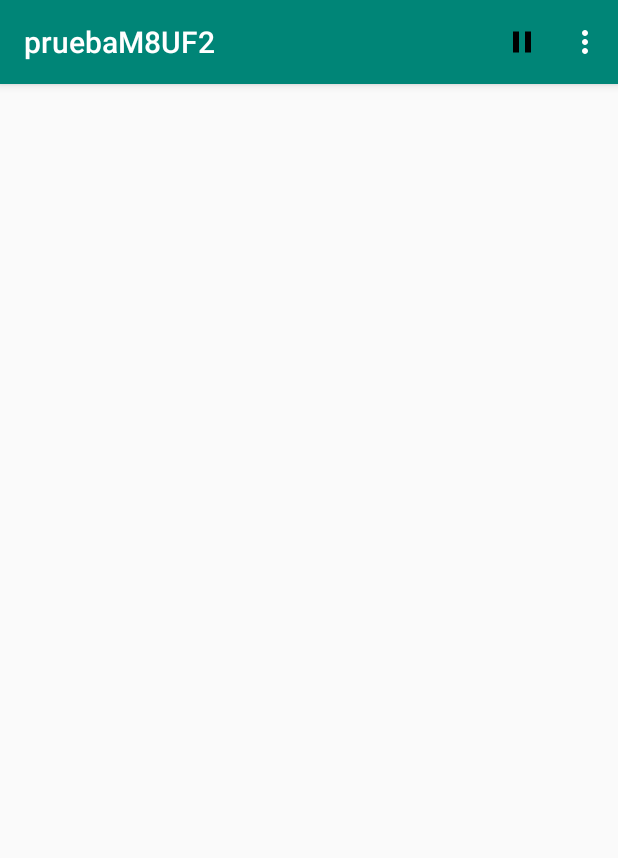
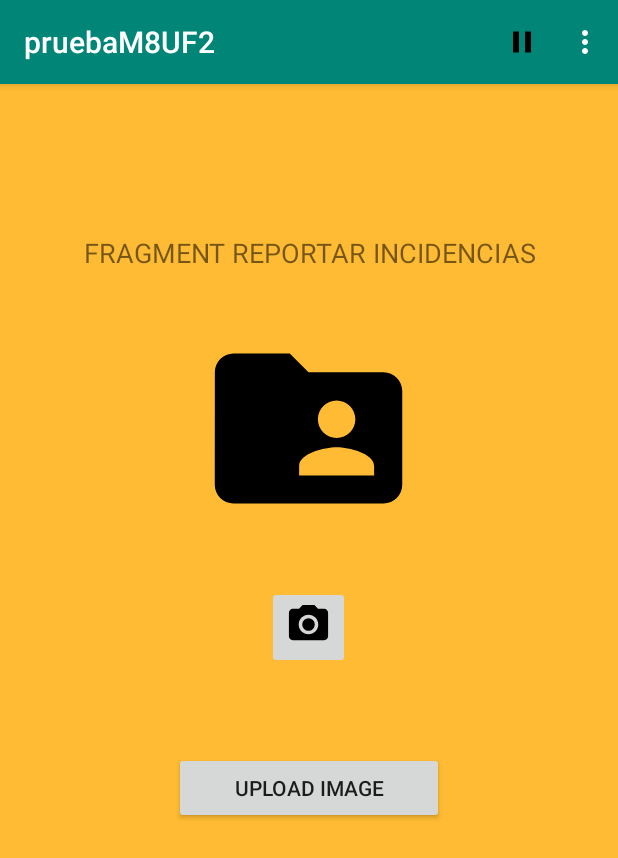
Before and after one commit to isaacmartinezimv/TestingFeatures, an Android app: the screen it shows after launch (MainActivity), on a phone screen of 412 x 824 dp. Shown: the top 858 px of the screen. Run offline under Robolectric (Android 15) with nearby library versions, the phone set to English and light mode, and no system bars.

Commit message:
Fargments diseñados y funcionando
Fragments funcionales

```diff
--- a/app/build.gradle
+++ b/app/build.gradle
@@ -22,6 +22,7 @@ dependencies {
     implementation fileTree(dir: 'libs', include: ['*.jar'])
     implementation 'com.android.support:appcompat-v7:28.0.0'
     implementation 'com.android.support.constraint:constraint-layout:1.1.3'
+    implementation 'com.android.support:support-v4:28.0.0'
     testImplementation 'junit:junit:4.12'
     androidTestImplementation 'com.android.support.test:runner:1.0.2'
     androidTestImplementation 'com.android.support.test.espresso:espresso-core:3.0.2'
--- /dev/null
+++ b/app/src/main/java/com/example/isaac/pruebam8uf2/FragmentReportarIncidencia.java
@@ -0,0 +1,108 @@
+package com.example.isaac.pruebam8uf2;
+
+import android.content.Context;
+import android.net.Uri;
+import android.os.Bundle;
+import android.support.v4.app.Fragment;
+import android.view.LayoutInflater;
+import android.view.View;
+import android.view.ViewGroup;
+
+
+/**
+ * A simple {@link Fragment} subclass.
+ * Activities that contain this fragment must implement the
+ * {@link FragmentReportarIncidencia.OnFragmentInteractionListener} interface
+ * to handle interaction events.
+ * Use the {@link FragmentReportarIncidencia#newInstance} factory method to
+ * create an instance of this fragment.
+ */
+public class FragmentReportarIncidencia extends Fragment {
+    // TODO: Rename parameter arguments, choose names that match
+    // the fragment initialization parameters, e.g. ARG_ITEM_NUMBER
+    private static final String ARG_PARAM1 = "param1";
+    private static final String ARG_PARAM2 = "param2";
+
+    // TODO: Rename and change types of parameters
+    private String mParam1;
+    private String mParam2;
+
+    private OnFragmentInteractionListener mListener;
+
+    public FragmentReportarIncidencia() {
+        // Required empty public constructor
+    }
+
+    /**
+     * Use this factory method to create a new instance of
+     * this fragment using the provided parameters.
+     *
+     * @param param1 Parameter 1.
+     * @param param2 Parameter 2.
+     * @return A new instance of fragment FragmentReportarIncidencia.
+     */
+    // TODO: Rename and change types and number of parameters
+    public static FragmentReportarIncidencia newInstance(String param1, String param2) {
+        FragmentReportarIncidencia fragment = new FragmentReportarIncidencia();
+        Bundle args = new Bundle();
+        args.putString(ARG_PARAM1, param1);
+        args.putString(ARG_PARAM2, param2);
+        fragment.setArguments(args);
+        return fragment;
+    }
+
+    @Override
+    public void onCreate(Bundle savedInstanceState) {
+        super.onCreate(savedInstanceState);
+        if (getArguments() != null) {
+            mParam1 = getArguments().getString(ARG_PARAM1);
+            mParam2 = getArguments().getString(ARG_PARAM2);
+        }
+    }
+
+    @Override
+    public View onCreateView(LayoutInflater inflater, ViewGroup container,
+                             Bundle savedInstanceState) {
+        // Inflate the layout for this fragment
+        return inflater.inflate(R.layout.fragment_reportar_incidencia, container, false);
+    }
+
+    // TODO: Rename method, update argument and hook method into UI event
+    public void onButtonPressed(Uri uri) {
+        if (mListener != null) {
+            mListener.onFragmentInteraction(uri);
+        }
+    }
+
+    @Override
+    public void onAttach(Context context) {
+        super.onAttach(context);
+        if (context instanceof OnFragmentInteractionListener) {
+            mListener = (OnFragmentInteractionListener) context;
+        } else {
+            throw new RuntimeException(context.toString()
+                    + " must implement OnFragmentInteractionListener");
+        }
+    }
+
+    @Override
+    public void onDetach() {
+        super.onDetach();
+        mListener = null;
+    }
+
+    /**
+     * This interface must be implemented by activities that contain this
+     * fragment to allow an interaction in this fragment to be communicated
+     * to the activity and potentially other fragments contained in that
+     * activity.
+     * <p>
+     * See the Android Training lesson <a href=
+     * "http://developer.android.com/training/basics/fragments/communicating.html"
+     * >Communicating with Other Fragments</a> for more information.
+     */
+    public interface OnFragmentInteractionListener {
+        // TODO: Update argument type and name
+        void onFragmentInteraction(Uri uri);
+    }
+}
--- a/app/src/main/java/com/example/isaac/pruebam8uf2/MainActivity.java
+++ b/app/src/main/java/com/example/isaac/pruebam8uf2/MainActivity.java
@@ -1,5 +1,9 @@
 package com.example.isaac.pruebam8uf2;
 
+import android.content.pm.ActivityInfo;
+import android.net.Uri;
+import android.support.v4.app.FragmentTabHost;
+import android.support.v4.app.FragmentTransaction;
 import android.support.v7.app.AppCompatActivity;
 import android.os.Bundle;
 import android.support.v7.widget.Toolbar;
@@ -9,16 +13,36 @@ import android.view.MenuItem;
 import android.widget.Toast;
 
 
-public class MainActivity extends AppCompatActivity {
+public class MainActivity extends AppCompatActivity  implements
+FragmentReportarIncidencia.OnFragmentInteractionListener,
+FragmentListaIncidencias.OnFragmentInteractionListener {
+
+    //Declaracion de usables
     Toolbar toolbar; //Declaramos la toolBar
+    FragmentReportarIncidencia reportarIncidencia;
+    FragmentListaIncidencias listaIncidencias;
 
     @Override
     protected void onCreate(Bundle savedInstanceState) {
         super.onCreate(savedInstanceState);
         setContentView(R.layout.activity_main);
 
+        //Desabilitimamos la rotacion de la pantalla
+        setRequestedOrientation(ActivityInfo.SCREEN_ORIENTATION_PORTRAIT);
+
         toolbar = findViewById(R.id.toolbar);
         setSupportActionBar(toolbar);
+
+        //Asociamos las variables a un new fargment (inicializamos)
+        reportarIncidencia = new FragmentReportarIncidencia();
+        listaIncidencias = new FragmentListaIncidencias();
+
+        //Iniciamos la app con el fragment que elijamos
+        getSupportFragmentManager().beginTransaction().add(R.id.contenedorFragment, reportarIncidencia).commit();
+    }
+
+    @Override
+    public void onFragmentInteraction(Uri uri) {
     }
 
     @Override
@@ -30,17 +54,25 @@ public class MainActivity extends AppCompatActivity {
 
     @Override
     public boolean onOptionsItemSelected(MenuItem item) {
+
+        //Declaramos una variable de tipo fargment para substituir la pantalla en funcion del boton
+        FragmentTransaction transaction = getSupportFragmentManager().beginTransaction();
+
         switch (item.getItemId()){
             case R.id.musicItem:
                 Toast.makeText(this, "play/pause musica", Toast.LENGTH_SHORT).show();
                 break;
             case R.id.item1:
-                Toast.makeText(this, "Reportar incidencias", Toast.LENGTH_SHORT).show();
+                transaction.replace(R.id.contenedorFragment, reportarIncidencia);
                 break;
             case R.id.item2:
-                Toast.makeText(this, "Ver incidencias", Toast.LENGTH_SHORT).show();
+                transaction.replace(R.id.contenedorFragment, listaIncidencias);
                 break;
         }
+        //Hacemos el commit independientemente del fragment pulsado
+        transaction.commit();
         return super.onOptionsItemSelected(item);
     }
+
+
 }
--- /dev/null
+++ b/app/src/main/res/drawable/ic_camera_alt_black_24dp.xml
@@ -0,0 +1,12 @@
+<vector xmlns:android="http://schemas.android.com/apk/res/android"
+        android:width="24dp"
+        android:height="24dp"
+        android:viewportWidth="24.0"
+        android:viewportHeight="24.0">
+    <path
+        android:fillColor="#FF000000"
+        android:pathData="M12,12m-3.2,0a3.2,3.2 0,1 1,6.4 0a3.2,3.2 0,1 1,-6.4 0"/>
+    <path
+        android:fillColor="#FF000000"
+        android:pathData="M9,2L7.17,4L4,4c-1.1,0 -2,0.9 -2,2v12c0,1.1 0.9,2 2,2h16c1.1,0 2,-0.9 2,-2L22,6c0,-1.1 -0.9,-2 -2,-2h-3.17L15,2L9,2zM12,17c-2.76,0 -5,-2.24 -5,-5s2.24,-5 5,-5 5,2.24 5,5 -2.24,5 -5,5z"/>
+</vector>
--- /dev/null
+++ b/app/src/main/res/drawable/ic_folder_shared_black_24dp.xml
@@ -0,0 +1,9 @@
+<vector xmlns:android="http://schemas.android.com/apk/res/android"
+        android:width="24dp"
+        android:height="24dp"
+        android:viewportWidth="24.0"
+        android:viewportHeight="24.0">
+    <path
+        android:fillColor="#FF000000"
+        android:pathData="M20,6h-8l-2,-2L4,4c-1.1,0 -1.99,0.9 -1.99,2L2,18c0,1.1 0.9,2 2,2h16c1.1,0 2,-0.9 2,-2L22,8c0,-1.1 -0.9,-2 -2,-2zM15,9c1.1,0 2,0.9 2,2s-0.9,2 -2,2 -2,-0.9 -2,-2 0.9,-2 2,-2zM19,17h-8v-1c0,-1.33 2.67,-2 4,-2s4,0.67 4,2v1z"/>
+</vector>
--- a/app/src/main/res/layout/activity_main.xml
+++ b/app/src/main/res/layout/activity_main.xml
@@ -10,4 +10,10 @@
     <include layout="@layout/toolbar"
         android:id="@+id/toolbar"/>
 
+    <FrameLayout
+        android:id="@+id/contenedorFragment"
+        android:layout_width="match_parent"
+        android:layout_height="match_parent" />
+
+
 </LinearLayout>
--- /dev/null
+++ b/app/src/main/res/layout/fragment_reportar_incidencia.xml
@@ -0,0 +1,64 @@
+<?xml version="1.0" encoding="utf-8"?>
+<FrameLayout xmlns:android="http://schemas.android.com/apk/res/android"
+    xmlns:tools="http://schemas.android.com/tools"
+    android:layout_width="match_parent"
+    android:layout_height="match_parent"
+    tools:context=".FragmentReportarIncidencia"
+    android:background="@android:color/holo_orange_light">
+
+    <LinearLayout
+        android:layout_width="match_parent"
+        android:layout_height="match_parent"
+        android:orientation="vertical">
+
+        <Space
+            android:layout_width="match_parent"
+            android:layout_height="100dp" />
+
+        <TextView
+            android:layout_width="match_parent"
+            android:layout_height="wrap_content"
+            android:text="FRAGMENT REPORTAR INCIDENCIAS"
+            android:textAlignment="center"
+            android:textSize="18dp"/>
+
+        <Space
+            android:layout_width="match_parent"
+            android:layout_height="30dp" />
+
+        <ImageView
+            android:id="@+id/imageView"
+            android:layout_width="150dp"
+            android:layout_height="150dp"
+            android:src="@drawable/ic_folder_shared_black_24dp"
+            android:layout_gravity="center"
+            />
+
+        <Space
+            android:layout_width="match_parent"
+            android:layout_height="30dp" />
+
+        <ImageButton
+            android:id="@+id/takePictureButton"
+            android:layout_width="25pt"
+            android:layout_height="25pt"
+            android:layout_gravity="center"
+            android:scaleType="fitStart"
+            android:src="@drawable/ic_camera_alt_black_24dp"
+            />
+
+        <Space
+            android:layout_width="match_parent"
+            android:layout_height="25pt"
+            />
+
+        <Button
+            android:id="@+id/uploadImageButton"
+            android:layout_width="180dp"
+            android:layout_height="wrap_content"
+            android:layout_gravity="center"
+            android:text="UPLOAD IMAGE"
+            />
+
+    </LinearLayout>
+</FrameLayout>
--- a/app/src/main/res/values/strings.xml
+++ b/app/src/main/res/values/strings.xml
@@ -1,3 +1,6 @@
 <resources>
     <string name="app_name">pruebaM8UF2</string>
+
+    <!-- TODO: Remove or change this placeholder text -->
+    <string name="hello_blank_fragment">Hello blank fragment</string>
 </resources>
```
Also changed, not shown: app/src/main/java/com/example/isaac/pruebam8uf2/FragmentListaIncidencias.java (added, +108 -0 lines), app/src/main/res/layout/fragment_lista_incidencias.xml (added, +15 -0 lines).
